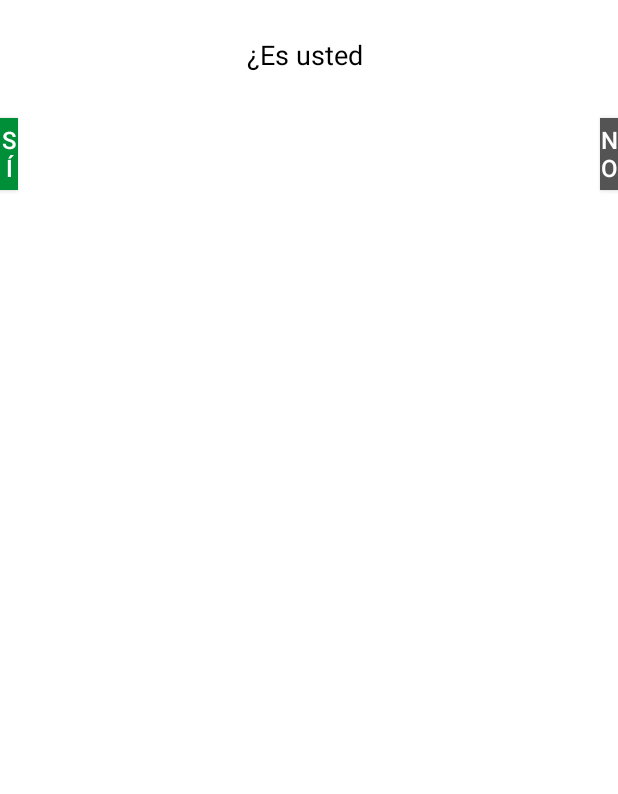
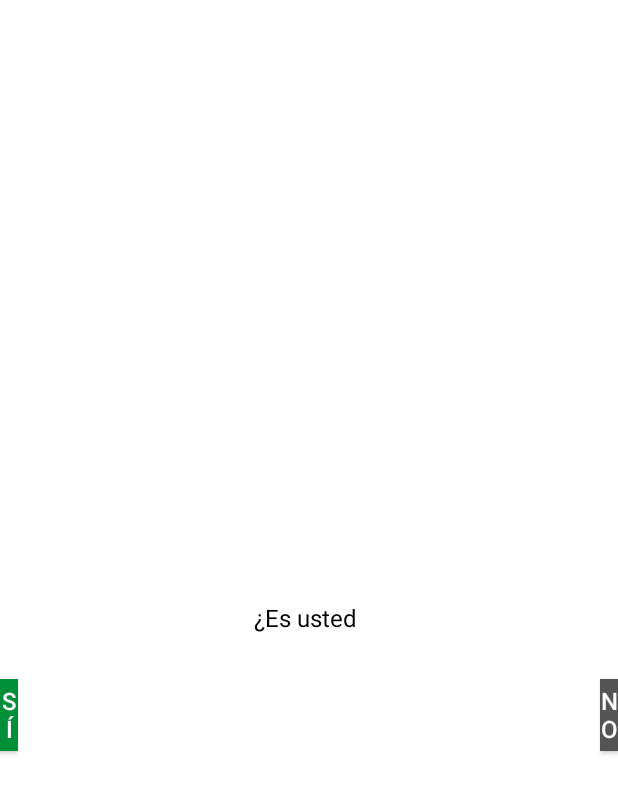
Before and after one commit to iperezSrec/codeCamera, an Android app: the layout activity_confirmacion.xml on its own in the app's theme, with its tools: preview values and no code run, on a phone screen of 412 x 824 dp. Shown: the top 794 px of the screen. Run offline under Robolectric (Android 15) with nearby library versions, the phone set to English and light mode, and no system bars.

Commit message:
Mejor estilado

```diff
--- a/app/src/main/res/layout/activity_confirmacion.xml
+++ b/app/src/main/res/layout/activity_confirmacion.xml
@@ -10,11 +10,13 @@
         android:layout_width="wrap_content"
         android:layout_height="wrap_content"
         android:text="¿Es usted "
-        android:textSize="18sp"
+        android:textSize="16sp"
         android:textAlignment="center"
         android:textColor="#000000"
+        android:layout_centerVertical="true"
         android:layout_centerHorizontal="true"
-        android:layout_marginTop="24dp" />
+        android:layout_marginTop="-100dp"
+        android:layout_marginHorizontal="50dp"/>
 
     <Button
         android:layout_width="wrap_content"
```
Also changed, not shown: app/src/main/java/com/example/codecamera/MainActivity.java (+15 -0 lines).
